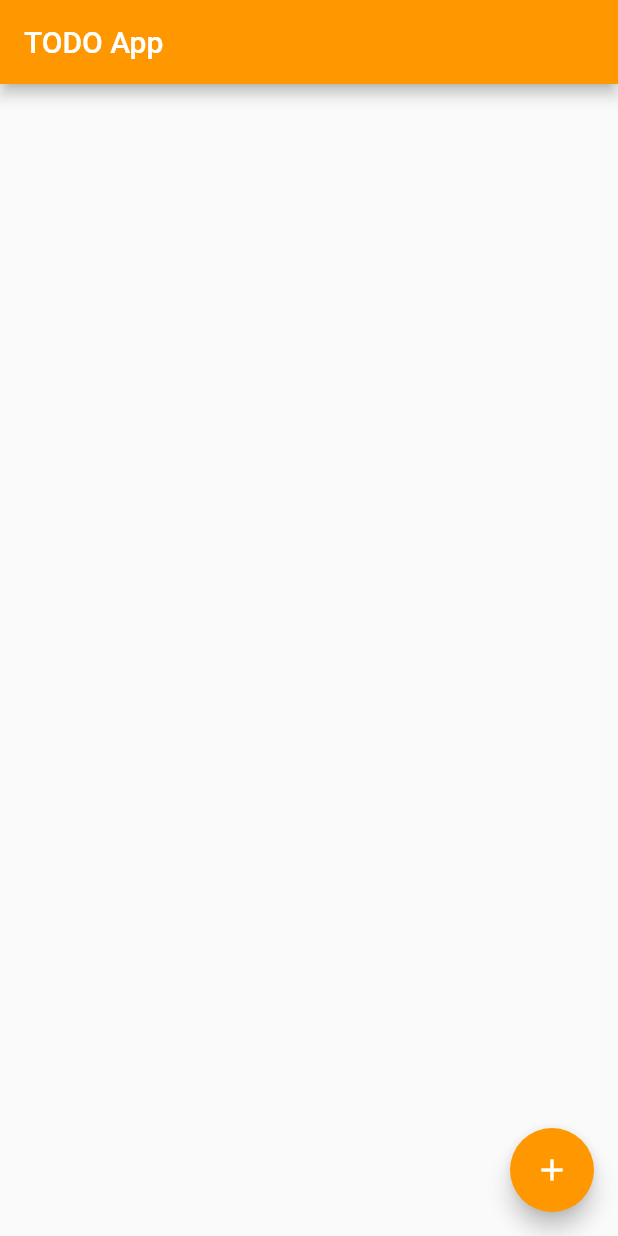
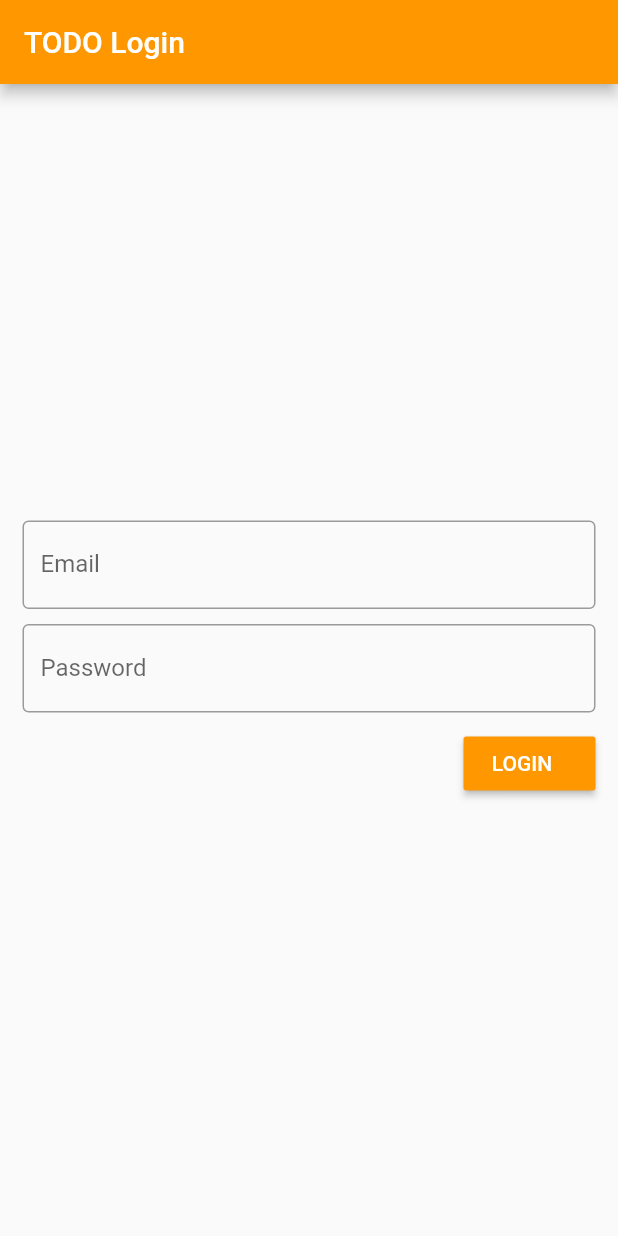
Before and after one commit to howtoflutter/startup-name-generator, a Flutter app: the screen it shows after launch, on a phone screen of 412 x 824 dp. Run offline on Flutter 3.47's test engine with Material 2 defaults, Android fonts, the phone set to English and light mode, and no system bars; our stand-ins replace cloud_firestore, firebase_auth; accounts and stored records are empty.

Commit message:
Created a basic todo app with flutter and firestore

```diff
--- /dev/null
+++ b/lib/auth.dart
@@ -0,0 +1,14 @@
+import 'package:firebase_auth/firebase_auth.dart';
+
+class Authentication {
+  final _firebase = FirebaseAuth.instance;
+
+  Future<FirebaseUser> login(String email, String password) async {
+    try {
+      AuthResult result = await _firebase.signInWithEmailAndPassword(
+          email: email, password: password);
+
+      return result.user;
+    } catch (e) {}
+  }
+}
--- a/lib/main.dart
+++ b/lib/main.dart
@@ -1,7 +1,10 @@
+import 'package:firebase_auth/firebase_auth.dart';
 import 'package:flutter/material.dart';
-import 'widgets/todo_list.dart';
-import 'widgets/todo_create.dart';
+import 'widgets/list.dart';
+import 'widgets/create.dart';
+import 'widgets/login.dart';
 import './task.dart';
+import './auth.dart';
 
 void main() => runApp(MyApp());
 
@@ -12,6 +15,8 @@ class MyApp extends StatefulWidget {
 
 class _MyAppState extends State<MyApp> {
   final List<Task> tasks = [];
+  final Authentication auth = new Authentication();
+  FirebaseUser user;
 
   void createTask(String name) {
     setState(() {
@@ -25,6 +30,12 @@ class _MyAppState extends State<MyApp> {
     });
   }
 
+  void onLogin(FirebaseUser user) {
+    setState(() {
+      this.user = user;
+    });
+  }
+
   @override
   Widget build(BuildContext context) {
     return MaterialApp(
@@ -32,8 +43,10 @@ class _MyAppState extends State<MyApp> {
       title: 'TODO App',
       // home: Home(),
       routes: {
-        '/': (context) => TODOList(tasks: tasks, completeTask: completeTask),
-        '/create': (context) => TODOCreate(createTask: createTask),
+        '/': (context) => TODOLogin(onLogin: onLogin),
+        '/list': (context) =>
+            TODOList(),
+        '/create': (context) => TODOCreate(),
       },
     );
   }
--- /dev/null
+++ b/lib/widgets/login.dart
@@ -0,0 +1,99 @@
+import 'package:flutter/material.dart';
+import 'package:startup_name_generator/auth.dart';
+
+class TODOLogin extends StatefulWidget {
+  final onLogin;
+  TODOLogin({@required this.onLogin});
+
+  @override
+  _TODOLoginState createState() => _TODOLoginState();
+}
+
+class _TODOLoginState extends State<TODOLogin> {
+  final TextEditingController emailController = TextEditingController();
+  final TextEditingController passwordController = TextEditingController();
+
+  final auth = Authentication();
+
+  void doLogin() async {
+    final user =
+        await auth.login(emailController.text, passwordController.text);
+    if (user != null) {
+      widget.onLogin(user);
+      Navigator.pushReplacementNamed(context, '/list');
+    } else {
+      _showAuthFailedDialog();
+    }
+  }
+
+  void _showAuthFailedDialog() {
+    showDialog(
+      context: context,
+      builder: (context) {
+        return AlertDialog(
+          title: Text('Could not log in'),
+          content: Text('Double check your credentials and try again'),
+          actions: <Widget>[
+            FlatButton(
+              child: Text('Close'),
+              onPressed: () {
+                Navigator.of(context).pop();
+              },
+            ),
+          ],
+        );
+      },
+    );
+  }
+
+  @override
+  Widget build(BuildContext context) {
+    return Scaffold(
+      appBar: AppBar(
+        title: Text('TODO Login'),
+        backgroundColor: Colors.orange,
+      ),
+      body: Padding(
+        padding: EdgeInsets.all(15),
+        child: Column(
+          children: <Widget>[
+            Padding(
+              padding: EdgeInsets.only(bottom: 10),
+              child: TextField(
+                decoration: InputDecoration(
+                  border: OutlineInputBorder(),
+                  labelText: 'Email',
+                ),
+                controller: emailController,
+              ),
+            ),
+            Padding(
+              padding: EdgeInsets.only(bottom: 10),
+              child: TextField(
+                obscureText: true,
+                decoration: InputDecoration(
+                  border: OutlineInputBorder(),
+                  labelText: 'Password',
+                ),
+                controller: passwordController,
+              ),
+            ),
+            RaisedButton(
+              onPressed: doLogin,
+              child: Text(
+                'LOGIN',
+                style: TextStyle(
+                  color: Colors.white,
+                ),
+              ),
+              color: Colors.orange,
+              padding: EdgeInsets.only(right: 10),
+            )
+          ],
+          mainAxisAlignment: MainAxisAlignment.center,
+          crossAxisAlignment: CrossAxisAlignment.end,
+        ),
+      ),
+    );
+  }
+}
--- a/lib/widgets/todo_list.dart
+++ /dev/null
@@ -1,35 +0,0 @@
-import 'package:flutter/material.dart';
-import '../task.dart';
-
-class TODOList extends StatelessWidget {
-  final List<Task> tasks;
-  final completeTask;
-
-  TODOList({@required this.tasks, @required this.completeTask});
-
-  @override
-  Widget build(BuildContext context) {
-    return Scaffold(
-      appBar: AppBar(
-        backgroundColor: Colors.orange,
-        title: Text('TODO App'),
-      ),
-      body: ListView.builder(
-        itemCount: tasks.length,
-        itemBuilder: (context, i) {
-          return CheckboxListTile(
-            activeColor: Colors.orange,
-            title: Text(tasks[i].getName()),
-            value: tasks[i].isCompleted(),
-            onChanged: (_) => completeTask(tasks[i]),
-          );
-        },
-      ),
-      floatingActionButton: FloatingActionButton(
-        onPressed: () => Navigator.pushNamed(context, '/create'),
-        child: Icon(Icons.add),
-        backgroundColor: Colors.orange,
-      ),
-    );
-  }
-}
--- a/pubspec.yaml
+++ b/pubspec.yaml
@@ -24,6 +24,9 @@ dependencies:
   # Use with the CupertinoIcons class for iOS style icons.
   cupertino_icons: ^0.1.2
   english_words:
+  firebase_core:
+  firebase_auth:
+  cloud_firestore:
 
 dev_dependencies:
   flutter_test:
```
Also changed, not shown: lib/widgets/create.dart (renamed from lib/widgets/todo_create.dart, +5 -7 lines), lib/widgets/list.dart (added, +50 -0 lines), pubspec.lock, 3 other files.
